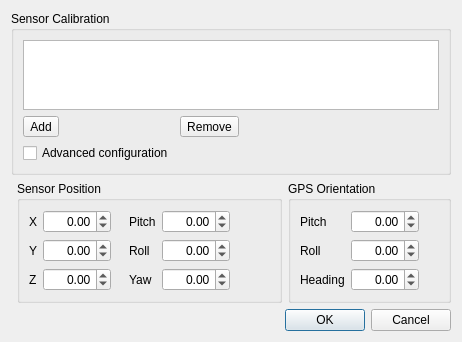
The window that VelodyneHDL/vvCalibrationDialog.ui (Kitware/VeloView) describes before a commit, drawn with Qt 5.
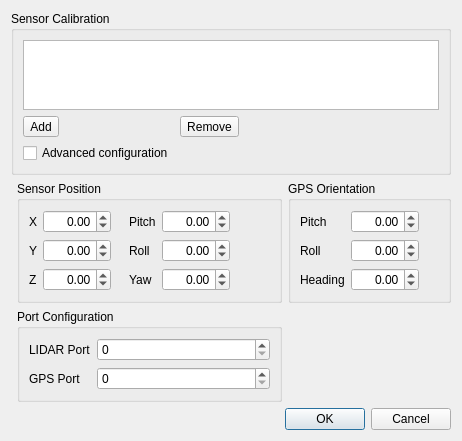
The same window after the commit. Icons and pictures are not drawn.

Commit message: Added : Configuration port in advanced configuration options

Diff of the .ui file:
```diff
--- a/VelodyneHDL/vvCalibrationDialog.ui
+++ b/VelodyneHDL/vvCalibrationDialog.ui
@@ -7,7 +7,7 @@
     <x>0</x>
     <y>0</y>
     <width>462</width>
-    <height>318</height>
+    <height>362</height>
    </rect>
   </property>
   <property name="windowTitle">
@@ -337,7 +337,7 @@
      </layout>
     </widget>
    </item>
-   <item row="3" column="0" colspan="3">
+   <item row="4" column="0" colspan="3">
     <widget class="QDialogButtonBox" name="ButtonBox">
      <property name="orientation">
       <enum>Qt::Horizontal</enum>
@@ -347,6 +347,35 @@
      </property>
     </widget>
    </item>
+   <item row="3" column="1">
+    <widget class="QGroupBox" name="PortGroup">
+     <property name="title">
+      <string>Port Configuration</string>
+     </property>
+     <layout class="QFormLayout" name="PortLayout">
+      <item row="0" column="0">
+       <widget class="QLabel" name="label">
+        <property name="text">
+         <string>LIDAR Port</string>
+        </property>
+       </widget>
+      </item>
+      <item row="0" column="1">
+       <widget class="QSpinBox" name="spinBox"/>
+      </item>
+      <item row="1" column="0">
+       <widget class="QLabel" name="label_2">
+        <property name="text">
+         <string>GPS Port</string>
+        </property>
+       </widget>
+      </item>
+      <item row="1" column="1">
+       <widget class="QSpinBox" name="spinBox_2"/>
+      </item>
+     </layout>
+    </widget>
+   </item>
   </layout>
  </widget>
  <resources/>
```
Left out of the diff: 184 changed lines with no effect on the pictures. The commit also changes 1 other file.
